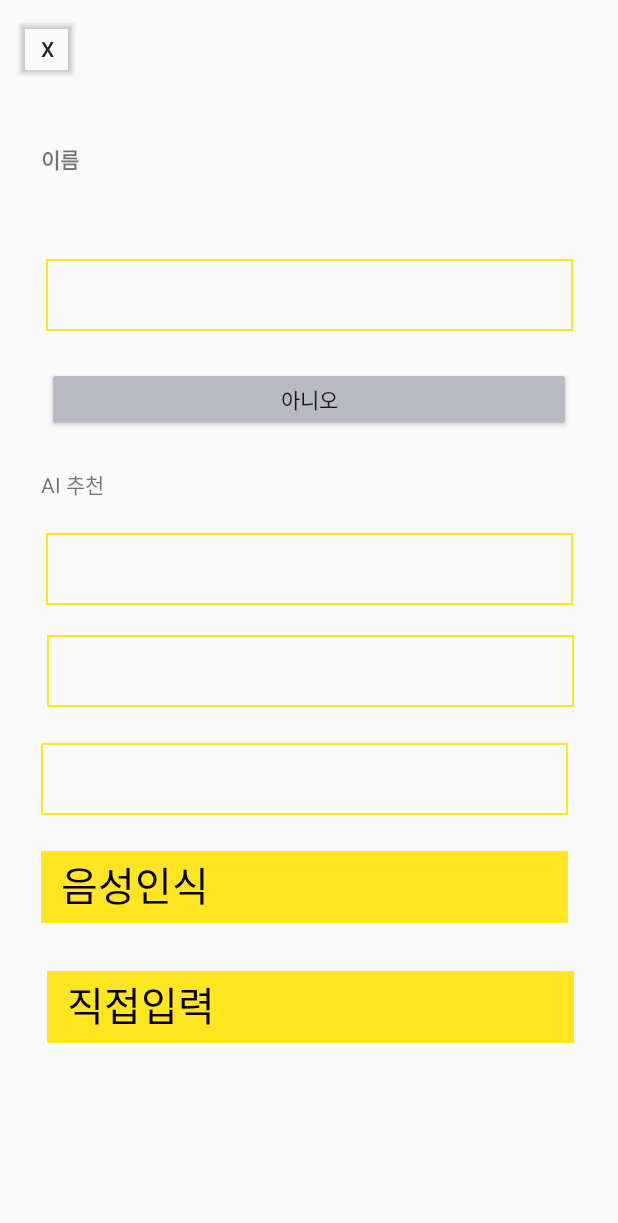
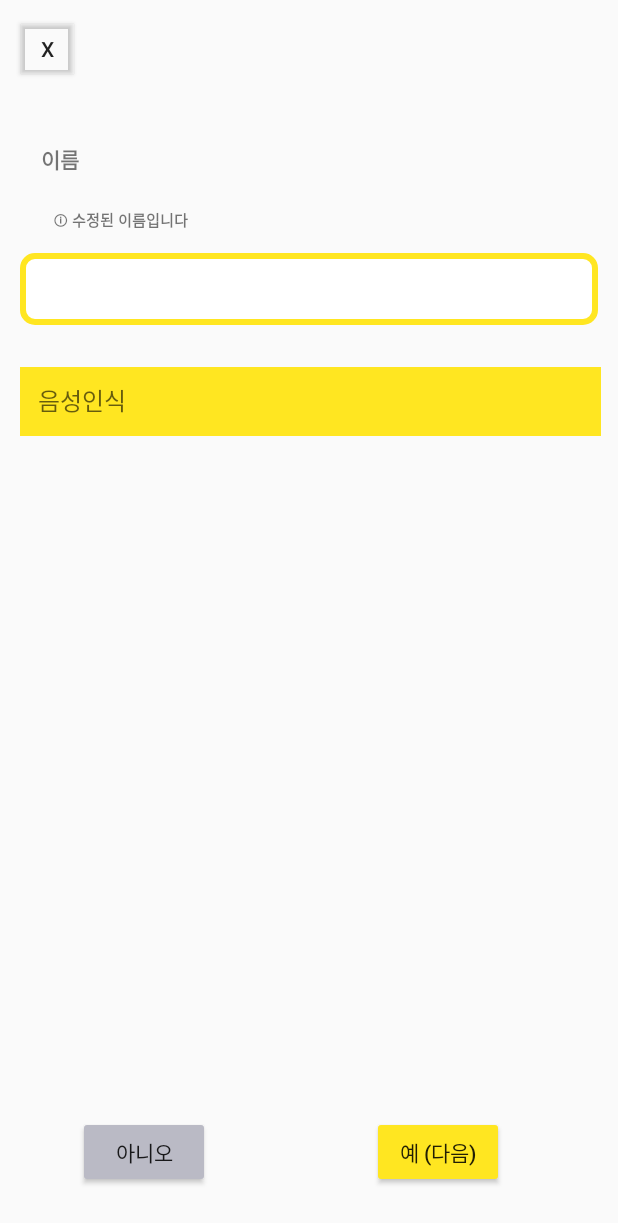
Before and after one commit to Knock-financial-app/Knock-fin-app, an Android app built with Jetpack Compose: the EditNameActivity screen opened directly, with no data from a screen before it, on a phone screen of 412 x 824 dp. Shown: the top 1223 px of the screen. Run offline under Robolectric (Android 15) with nearby library versions, the phone set to English and light mode, and no system bars.

Commit message:
feat: 음성 인식, 직접 입력 기능 구현

```diff
--- a/app/src/main/AndroidManifest.xml
+++ b/app/src/main/AndroidManifest.xml
@@ -2,6 +2,8 @@
 <manifest xmlns:android="http://schemas.android.com/apk/res/android"
     xmlns:tools="http://schemas.android.com/tools">
     <uses-permission android:name="android.permission.CAMERA"/>
+    <uses-permission android:name="android.permission.RECORD_AUDIO"/>
+    <uses-permission android:name="android.permission.INTERNET"/>
     <uses-feature android:name="android.hardware.camera2"/>
     <application
         android:allowBackup="true"
--- a/app/src/main/java/com/example/myapplication/ui/check/EditNameActivity.kt
+++ b/app/src/main/java/com/example/myapplication/ui/check/EditNameActivity.kt
@@ -1,85 +1,91 @@
 package com.example.myapplication.ui.check
 
+import android.Manifest
 import android.content.Intent
+import android.content.pm.PackageManager
 import android.os.Bundle
+import android.speech.RecognitionListener
+import android.speech.RecognizerIntent
+import android.speech.SpeechRecognizer
 import android.util.Log
+import android.view.inputmethod.InputMethodManager
 import android.widget.Button
+import android.widget.EditText
+import android.widget.Toast
+import androidx.activity.result.contract.ActivityResultContracts
 import androidx.appcompat.app.AppCompatActivity
-import androidx.lifecycle.lifecycleScope
+import androidx.core.content.ContextCompat
 import com.example.myapplication.R
-import com.example.myapplication.network.GeminiApi
-import com.example.myapplication.network.GeminiClient
-import com.example.myapplication.network.GeminiRequest
-import com.example.myapplication.network.GeminiResponse
-import com.example.myapplication.view.TextboxView
-//import com.example.myapplication.BuildConfig
-import kotlinx.coroutines.Dispatchers
-import kotlinx.coroutines.launch
-import kotlinx.coroutines.withContext
-import okhttp3.OkHttpClient
-import retrofit2.Retrofit
-import retrofit2.converter.gson.GsonConverterFactory
-import java.util.Properties
-import java.util.concurrent.TimeUnit
+import com.google.android.material.internal.ViewUtils.showKeyboard
 
 
 class EditNameActivity : AppCompatActivity() {
-    private lateinit var nameTextbox : TextboxView
-    private lateinit var aiTextbox1 : TextboxView
-    private lateinit var aiTextbox2 : TextboxView
-    private lateinit var aiTextbox3 : TextboxView
-    private lateinit var voiceTextbox : TextboxView
-    private lateinit var directTextbox : TextboxView
+    private lateinit var nameTextbox : EditText
+    private lateinit var voiceTextbox : EditText
+    private lateinit var speechRecognizer: SpeechRecognizer
 
-    //private val geminiApiKey = "*****"
-
-    //private val nameCache = mutableMapOf<String, List<String>>()
-
-//    // ✅ Retrofit + OkHttpClient
-//    private val geminiApi: GeminiApi by lazy {
-//        val okHttpClient = OkHttpClient.Builder()
-//            .connectTimeout(5, TimeUnit.SECONDS) // 연결 최대 5초
-//            .readTimeout(15, TimeUnit.SECONDS)   // 응답 최대 15초
-//            .retryOnConnectionFailure(true)
-//            .build()
-//
-//        val retrofit = Retrofit.Builder()
-//            .baseUrl("https://generativelanguage.googleapis.com/") // 실제 Gemini API URL
-//            .client(okHttpClient)
-//            .addConverterFactory(GsonConverterFactory.create())
-//            .build()
-//
-//        retrofit.create(GeminiApi::class.java)
-//    }
+    private val requestPermissionLauncher =
+        registerForActivityResult(ActivityResultContracts.RequestPermission()) { granted ->
+            if (granted) startListening()
+            else Toast.makeText(this, "마이크 권한이 필요합니다", Toast.LENGTH_SHORT).show()
+        }
 
     override fun onCreate(savedInstanceState: Bundle?) {
         super.onCreate(savedInstanceState)
         setContentView(R.layout.activity_edit_name)
 
         nameTextbox = findViewById(R.id.NameTextbox)
-        aiTextbox1 = findViewById(R.id.AiTextbox1)
-        aiTextbox2 = findViewById(R.id.AiTextbox2)
-        aiTextbox3 = findViewById(R.id.AiTextbox3)
         voiceTextbox = findViewById(R.id.VoiceTextbox)
-        directTextbox = findViewById(R.id.DirectTextbox)
 
-        voiceTextbox.setText("음성인식")
-        directTextbox.setText("직접입력")
+        //voiceTextbox.setText("음성인식")
 
-        //TODO intent 넘길 때 추천 이름 담아서 넘기기 or 데이터 받아서 set하기
-        listOf(aiTextbox1, aiTextbox2, aiTextbox3).forEach { aiBox ->
-            aiBox.setOnClickListener { nameTextbox.setText(aiBox.getText()) }
+        nameTextbox.setOnClickListener {
+            nameTextbox.requestFocus()
+            showKeyboard(nameTextbox)
         }
 
+        speechRecognizer = SpeechRecognizer.createSpeechRecognizer(this)
+
+        speechRecognizer.setRecognitionListener(object : RecognitionListener {
+            override fun onReadyForSpeech(params: Bundle?) {}
+            override fun onBeginningOfSpeech() {}
+            override fun onRmsChanged(rmsdB: Float) {}
+            override fun onBufferReceived(buffer: ByteArray?) {}
+            override fun onEndOfSpeech() {}
+            override fun onError(error: Int) {
+                Toast.makeText(this@EditNameActivity, "음성인식 오류 발생", Toast.LENGTH_SHORT).show()
+            }
+            override fun onResults(results: Bundle?) {
+                val matches = results?.getStringArrayList(SpeechRecognizer.RESULTS_RECOGNITION)
+                if (!matches.isNullOrEmpty()) {
+                    nameTextbox.setText(matches[0])
+                    nameTextbox.setSelection(matches[0].length)
+                }
+            }
+            override fun onPartialResults(partialResults: Bundle?) {}
+            override fun onEvent(eventType: Int, params: Bundle?) {}
+        })
+
         voiceTextbox.setOnClickListener{
-            //TODO 음성인식 기능
-        }
-        directTextbox.setOnClickListener{
-            //TODO 직접수정 기능
+            // 마이크 권한 확인
+            when {
+                ContextCompat.checkSelfPermission(
+                    this,
+                    Manifest.permission.RECORD_AUDIO
+                ) == PackageManager.PERMISSION_GRANTED -> startListening()
+
+                else -> requestPermissionLauncher.launch(Manifest.permission.RECORD_AUDIO)
+            }
         }
 
+        val yesButton = findViewById<Button>(R.id.YesButton)
         val noButton = findViewById<Button>(R.id.NoButton)
         val xButton = findViewById<Button>(R.id.Xbutton)
+
+        yesButton.setOnClickListener{
+            //TODO 주민등록번호 확인 페이지 구현 이후 연결
+            finish()
+        }
 
         noButton.setOnClickListener{
             val name = nameTextbox.getText()
@@ -96,69 +102,25 @@ class EditNameActivity : AppCompatActivity() {
         val name = intent.getStringExtra("name")
         if (name != null) {
             nameTextbox.setText(name)
-            //fetchRecommendedNames(name)
         }
     }
 
-//    private fun fetchRecommendedNames(baseName: String) {
-//        // 캐시 있으면 바로 세팅
-//        nameCache[baseName]?.let { cachedNames ->
-//            setNames(cachedNames)
-//            return
-//        }
-//
-//        // 로딩 표시
-//        aiTextbox1.setText("로딩중...")
-//        aiTextbox2.setText("로딩중...")
-//        aiTextbox3.setText("로딩중...")
-//
-//        lifecycleScope.launch {
-//            try {
-//                val prompt = "\"$baseName\"와 비슷한 한국 이름 3개만 한 줄씩 써줘."
-//
-//                // ✅ API 호출
-//                val response: GeminiResponse = withContext(Dispatchers.IO) {
-//                    geminiApi.generateContent(
-//                        apiKey = geminiApiKey,
-//                        request = GeminiRequest.fromPrompt(prompt)
-//                    )
-//                }
-//
-//                val names = parseNames(response)
-//                nameCache[baseName] = names // 캐싱
-//                setNames(names)
-//
-//            } catch (e: Exception) {
-//                Log.e("GeminiAPI", "Error: ${e.message}", e)
-//                aiTextbox1.setText("오류 발생")
-//                aiTextbox2.setText("다시 시도해주세요")
-//                aiTextbox3.setText("")
-//            }
-//        }
-//    }
-//
-//    // 응답에서 이름만 추출
-//    private fun parseNames(response: GeminiResponse): List<String> {
-//        val text = response.candidates
-//            ?.firstOrNull()
-//            ?.content
-//            ?.parts
-//            ?.firstOrNull()
-//            ?.text
-//
-//        return text
-//            ?.split("\n")
-//            ?.map { it.trim() }
-//            ?.filter { it.isNotEmpty() && !it.contains(":") && !it.startsWith("-") }
-//            ?.take(3)
-//            ?: listOf("추천1", "추천2", "추천3")
-//    }
-//
-//    // UI에 이름 세팅
-//    private fun setNames(names: List<String>) {
-//        aiTextbox1.setText(names.getOrNull(0) ?: "추천1")
-//        aiTextbox2.setText(names.getOrNull(1) ?: "추천2")
-//        aiTextbox3.setText(names.getOrNull(2) ?: "추천3")
-//    }
-//
+    private fun startListening() {
+        val intent = Intent(RecognizerIntent.ACTION_RECOGNIZE_SPEECH).apply {
+            putExtra(RecognizerIntent.EXTRA_LANGUAGE_MODEL, RecognizerIntent.LANGUAGE_MODEL_FREE_FORM)
+            putExtra(RecognizerIntent.EXTRA_LANGUAGE, "ko-KR")
+            putExtra(RecognizerIntent.EXTRA_PROMPT, "이름을 말해주세요")
+        }
+        speechRecognizer.startListening(intent)
+    }
+
+    override fun onDestroy() {
+        super.onDestroy()
+        speechRecognizer.destroy()
+    }
+
+    private fun showKeyboard(target: EditText) {
+        val imm = getSystemService(INPUT_METHOD_SERVICE) as InputMethodManager
+        imm.showSoftInput(target, InputMethodManager.SHOW_IMPLICIT)
+    }
 }
--- a/app/src/main/java/com/example/myapplication/view/TextboxView.kt
+++ /dev/null
@@ -1,59 +0,0 @@
-package com.example.myapplication.view
-
-import android.content.Context
-import android.graphics.Canvas
-import android.graphics.Color
-import android.graphics.Paint
-import android.util.AttributeSet
-import android.view.View
-import androidx.compose.ui.text.TextPainter.paint
-
-class TextboxView @JvmOverloads constructor(
-    context: Context,
-    attrs: AttributeSet? = null,
-    defStyleAttr: Int = 0
-) : View(context, attrs, defStyleAttr) {
-
-//    private val paint = Paint().apply {
-//        color = Color.WHITE       // 배경 색
-//        style = Paint.Style.FILL
-//        isAntiAlias = true
-//    }
-
-    private val borderPaint = Paint().apply {
-        color = Color.parseColor("#FFE621")    // 테두리 색
-        style = Paint.Style.STROKE
-        strokeWidth = 4f
-        isAntiAlias = true
-    }
-
-    private val textPaint = Paint().apply {
-        color = Color.BLACK
-        textSize = 40f
-        isAntiAlias = true
-    }
-
-    // 텍스트 저장용 프로퍼티
-    private var _text: String = ""
-
-    // getter / setter
-    fun getText(): String = _text
-
-    fun setText(value: String) {
-        _text = value
-        invalidate() // 값 바뀌면 다시 그리기
-    }
-
-    override fun onDraw(canvas: Canvas) {
-        super.onDraw(canvas)
-        // 배경 사각형
-//        canvas.drawRect(0f, 0f, width.toFloat(), height.toFloat(), paint)
-        // 테두리
-        canvas.drawRect(0f, 0f, width.toFloat(), height.toFloat(), borderPaint)
-
-        // 텍스트 중앙 정렬
-        val x = 20f
-        val y = height / 2f - (textPaint.descent() + textPaint.ascent()) / 2
-        canvas.drawText(_text, x, y, textPaint)
-    }
-}
--- /dev/null
+++ b/app/src/main/res/drawable/textbox_border.xml
@@ -0,0 +1,5 @@
+<shape xmlns:android="http://schemas.android.com/apk/res/android">
+    <solid android:color="#FFFFFF"/> <!-- 배경 흰색 -->
+    <stroke android:width="4dp" android:color="#FFE621"/> <!-- 테두리 -->
+    <corners android:radius="8dp"/>
+</shape>
--- a/app/src/main/res/layout/activity_edit_name.xml
+++ b/app/src/main/res/layout/activity_edit_name.xml
@@ -4,6 +4,62 @@
     xmlns:tools="http://schemas.android.com/tools"
     android:layout_width="match_parent"
     android:layout_height="match_parent">
+
+    <TextView
+        android:id="@+id/noticeText"
+        android:layout_width="342dp"
+        android:layout_height="30dp"
+        android:layout_marginTop="22dp"
+        android:text="ⓘ 수정된 이름입니다"
+        android:textSize="10sp"
+
+
+        android:textStyle="bold"
+        app:layout_constraintBottom_toTopOf="@+id/NameTextbox"
+        app:layout_constraintEnd_toEndOf="parent"
+        app:layout_constraintStart_toStartOf="parent"
+        app:layout_constraintTop_toBottomOf="@+id/Name" />
+
+    <EditText
+        android:id="@+id/NameTextbox"
+        android:layout_width="385dp"
+        android:layout_height="48dp"
+        android:layout_marginTop="52dp"
+        android:background="@drawable/textbox_border"
+        android:padding="12dp"
+        android:singleLine="true"
+        android:textColor="#000000"
+        android:textSize="16sp"
+        app:layout_constraintEnd_toEndOf="parent"
+        app:layout_constraintStart_toStartOf="parent"
+        app:layout_constraintTop_toBottomOf="@id/Name" />
+
+    <Button
+        android:id="@+id/NoButton"
+        android:layout_width="wrap_content"
+        android:layout_height="wrap_content"
+        android:layout_marginBottom="32dp"
+        android:backgroundTint="#BABAC5"
+        android:text="아니오"
+        app:layout_constraintBottom_toBottomOf="parent"
+        app:layout_constraintEnd_toStartOf="@+id/YesButton"
+        app:layout_constraintHorizontal_bias="0.325"
+        app:layout_constraintStart_toStartOf="parent"
+        app:layout_constraintTop_toBottomOf="@+id/VoiceTextbox"
+        app:layout_constraintVertical_bias="1.0" />
+
+    <Button
+        android:id="@+id/YesButton"
+        android:layout_width="wrap_content"
+        android:layout_height="wrap_content"
+        android:layout_marginEnd="76dp"
+        android:layout_marginBottom="32dp"
+        android:backgroundTint="#FFE621"
+        android:text="예 (다음)"
+        app:layout_constraintBottom_toBottomOf="parent"
+        app:layout_constraintEnd_toEndOf="parent"
+        app:layout_constraintTop_toBottomOf="@+id/VoiceTextbox"
+        app:layout_constraintVertical_bias="1.0" />
 
     <Button
         android:id="@+id/Xbutton"
@@ -28,96 +84,22 @@
         app:layout_constraintStart_toStartOf="parent"
         app:layout_constraintTop_toBottomOf="@+id/Xbutton" />
 
-    <view
-        android:id="@+id/NameTextbox"
-        class="com.example.myapplication.view.TextboxView"
-        android:layout_width="351dp"
-        android:layout_height="48dp"
-        android:layout_marginTop="56dp"
+
+    <EditText
+        android:id="@+id/VoiceTextbox"
+        android:layout_width="387dp"
+        android:layout_height="46dp"
+        android:layout_marginTop="28dp"
+        android:background="#FFE621"
+        android:clickable="true"
+        android:focusable="false"
+        android:hint="음성인식"
+        android:padding="12dp"
+        android:textColor="#000000"
+        android:textSize="16sp"
         app:layout_constraintEnd_toEndOf="parent"
+        app:layout_constraintHorizontal_bias="0.541"
         app:layout_constraintStart_toStartOf="parent"
-        app:layout_constraintTop_toBottomOf="@+id/Name" />
-
-    <view
-        android:id="@+id/AiTextbox1"
-        class="com.example.myapplication.view.TextboxView"
-        android:layout_width="351dp"
-        android:layout_height="48dp"
-        android:layout_marginTop="22dp"
-        app:layout_constraintEnd_toEndOf="parent"
-        app:layout_constraintStart_toStartOf="parent"
-        app:layout_constraintTop_toBottomOf="@+id/AiText" />
-
-    <view
-        android:id="@+id/AiTextbox2"
-        class="com.example.myapplication.view.TextboxView"
-        android:layout_width="351dp"
-        android:layout_height="48dp"
-        android:layout_marginTop="20dp"
-        app:layout_constraintEnd_toEndOf="parent"
-        app:layout_constraintHorizontal_bias="0.516"
-        app:layout_constraintStart_toStartOf="parent"
-        app:layout_constraintTop_toBottomOf="@+id/AiTextbox1" />
-
-    <view
-        android:id="@+id/AiTextbox3"
-        class="com.example.myapplication.view.TextboxView"
-        android:layout_width="351dp"
-        android:layout_height="48dp"
-        android:layout_marginTop="24dp"
-        app:layout_constraintEnd_toEndOf="parent"
-        app:layout_constraintHorizontal_bias="0.45"
-        app:layout_constraintStart_toStartOf="parent"
-        app:layout_constraintTop_toBottomOf="@+id/AiTextbox2" />
-
-    <view
-        android:id="@+id/VoiceTextbox"
-        class="com.example.myapplication.view.TextboxView"
-        android:layout_width="351dp"
-        android:layout_height="48dp"
-        android:layout_marginTop="24dp"
-        android:background="#FFE621"
-        app:layout_constraintEnd_toEndOf="parent"
-        app:layout_constraintHorizontal_bias="0.45"
-        app:layout_constraintStart_toStartOf="parent"
-        app:layout_constraintTop_toBottomOf="@+id/AiTextbox3" />
-
-    <view
-        android:id="@+id/DirectTextbox"
-        class="com.example.myapplication.view.TextboxView"
-        android:layout_width="351dp"
-        android:layout_height="48dp"
-        android:layout_marginTop="32dp"
-        android:background="#FFE621"
-        app:layout_constraintBottom_toBottomOf="parent"
-        app:layout_constraintEnd_toEndOf="parent"
-        app:layout_constraintHorizontal_bias="0.516"
-        app:layout_constraintStart_toStartOf="parent"
-        app:layout_constraintTop_toBottomOf="@+id/VoiceTextbox"
-        app:layout_constraintVertical_bias="0.0" />
-
-    <Button
-        android:id="@+id/NoButton"
-        android:layout_width="349dp"
-        android:layout_height="43dp"
-        android:backgroundTint="#BABAC5"
-        android:text="아니오"
-        app:layout_constraintBottom_toBottomOf="parent"
-        app:layout_constraintEnd_toEndOf="parent"
-        app:layout_constraintHorizontal_bias="0.498"
-        app:layout_constraintStart_toStartOf="parent"
-        app:layout_constraintTop_toBottomOf="@+id/NameTextbox"
-        app:layout_constraintVertical_bias="0.043" />
-
-    <TextView
-        android:id="@+id/AiText"
-        android:layout_width="wrap_content"
-        android:layout_height="wrap_content"
-        android:layout_marginTop="24dp"
-        android:text="AI 추천"
-        app:layout_constraintEnd_toEndOf="parent"
-        app:layout_constraintHorizontal_bias="0.073"
-        app:layout_constraintStart_toStartOf="parent"
-        app:layout_constraintTop_toBottomOf="@+id/NoButton" />
+        app:layout_constraintTop_toBottomOf="@+id/NameTextbox" />
 
 </androidx.constraintlayout.widget.ConstraintLayout>
```
Also changed, not shown: app/src/main/java/com/example/myapplication/ui/check/CheckNameActivity.kt (+3 -7 lines), app/src/main/res/layout/activity_check_name.xml (+25 -14 lines).
